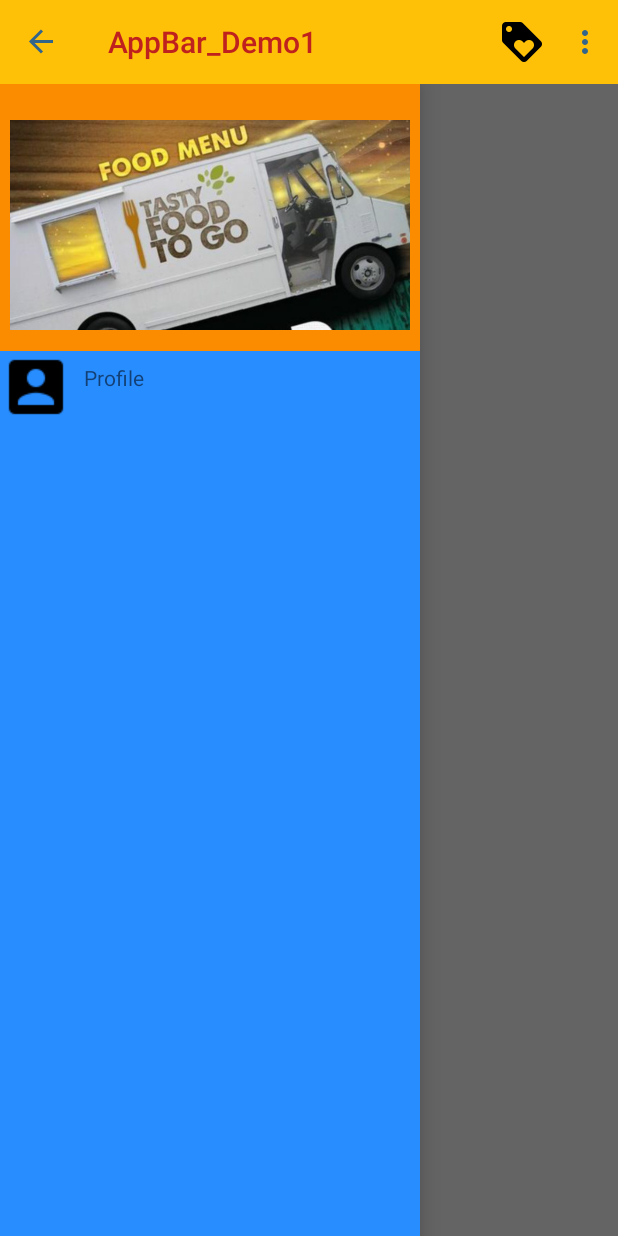
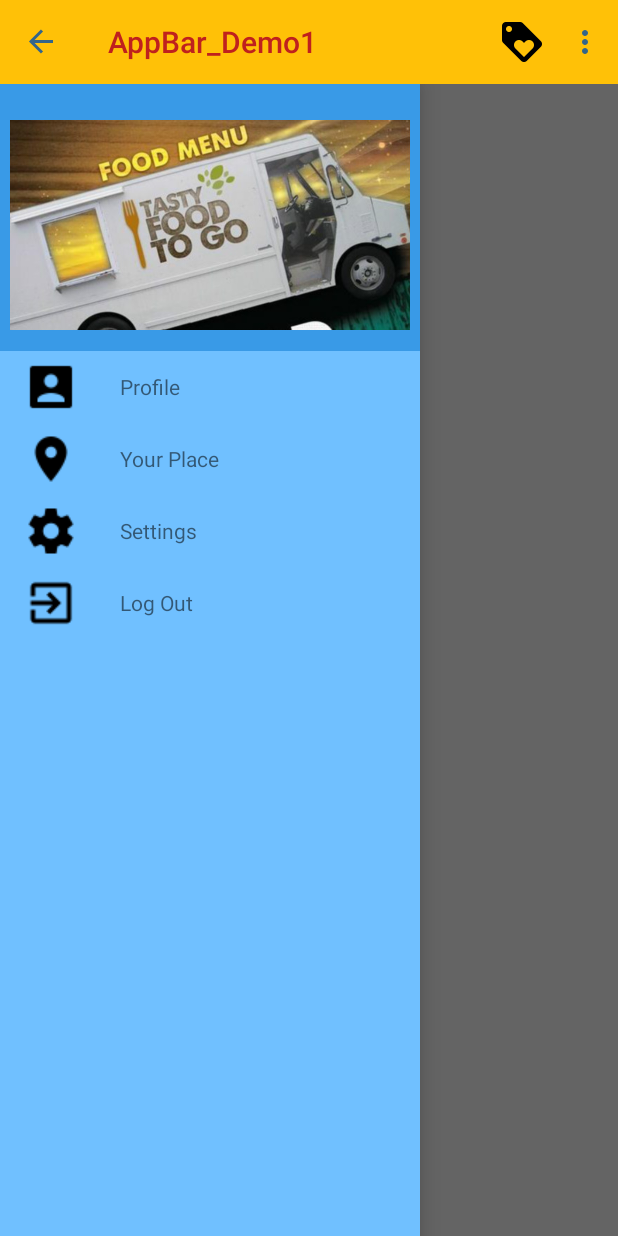
Before and after one commit to annalinewyork/Naviagtion_Drawer_Material_design, an Android app: the screen it shows after launch (MainActivity), on a phone screen of 412 x 824 dp. Run offline under Robolectric (Android 15) with nearby library versions, the phone set to English and light mode, and no system bars.

Commit message:
adjust by google material design

```diff
--- a/app/src/main/java/fun_house/appbar_demo1/NavigationDrawerFragment.java
+++ b/app/src/main/java/fun_house/appbar_demo1/NavigationDrawerFragment.java
@@ -63,7 +63,7 @@ public class NavigationDrawerFragment extends Fragment {
 
     public static List<Information> getData (){
         List<Information> data = new ArrayList<>();
-        int [] icons = {R.drawable.ic_account_profile,R.drawable.ic_your_place,R.drawable.ic_settings,R.drawable.ic_log_out};
+        int [] icons = {R.drawable.ic_profile,R.drawable.ic_yourplace,R.drawable.ic_settings,R.drawable.ic_logout};
         String [] titles = {"Profile","Your Place","Settings","Log Out"};
         for (int i =0; i<icons.length&&i<titles.length;i++){
             Information current = new Information();
--- a/app/src/main/res/layout/custom_row.xml
+++ b/app/src/main/res/layout/custom_row.xml
@@ -1,13 +1,17 @@
 <?xml version="1.0" encoding="utf-8"?>
-<LinearLayout xmlns:android="http://schemas.android.com/apk/res/android"
-    android:orientation="horizontal" android:layout_width="match_parent"
-    android:layout_height="match_parent">
+<RelativeLayout xmlns:android="http://schemas.android.com/apk/res/android"
+    android:orientation="horizontal"
+    android:layout_width="match_parent"
+    android:layout_height="48dp">
 
     <ImageView
         android:id="@+id/listIcon"
         android:layout_width="wrap_content"
         android:layout_height="wrap_content"
-        android:src="@drawable/ic_your_place"/>
+        android:layout_marginLeft="16dp"
+        android:layout_marginRight="16dp"
+        android:layout_centerVertical="true"
+        android:src="@drawable/ic_yourplace"/>
 
     <TextView
         android:layout_gravity="center_horizontal"
@@ -15,6 +19,8 @@
         android:padding="8dp"
         android:layout_width="wrap_content"
         android:layout_height="wrap_content"
+        android:layout_marginLeft="72dp"
+        android:layout_centerVertical="true"
         android:text="Text Text"/>
 
-</LinearLayout>
+</RelativeLayout>
--- a/app/src/main/res/layout/fragment_navigation_drawer.xml
+++ b/app/src/main/res/layout/fragment_navigation_drawer.xml
@@ -2,13 +2,13 @@
     xmlns:tools="http://schemas.android.com/tools"
     android:layout_width="match_parent"
     android:layout_height="match_parent"
-    android:background="#ff288dff"
+    android:background="#ff70c0ff"
     android:orientation="vertical"
     tools:context="fun_house.appbar_demo1.NavigationDrawerFragment">
 
     <LinearLayout
         android:id="@+id/containerDrawerImage"
-        android:background="#fb8c00"
+        android:background="#399AE7"
         android:layout_width="match_parent"
         android:layout_height="wrap_content">
 
```
Also changed, not shown: app/src/main/res/drawable/ic_account_profile.png (deleted), app/src/main/res/drawable/ic_log_out.png (deleted), app/src/main/res/drawable/ic_logout.png (added), app/src/main/res/drawable/ic_profile.png (added), app/src/main/res/drawable/ic_settings.png, app/src/main/res/drawable/ic_your_place.png (deleted), app/src/main/res/drawable/ic_yourplace.png (added).
